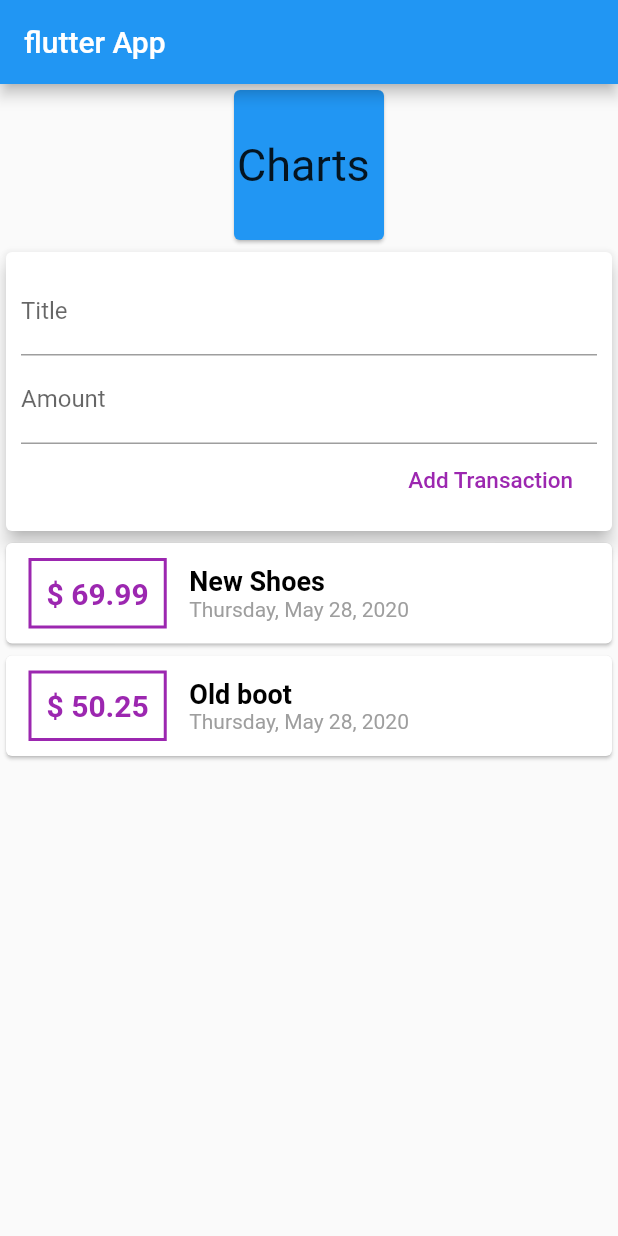
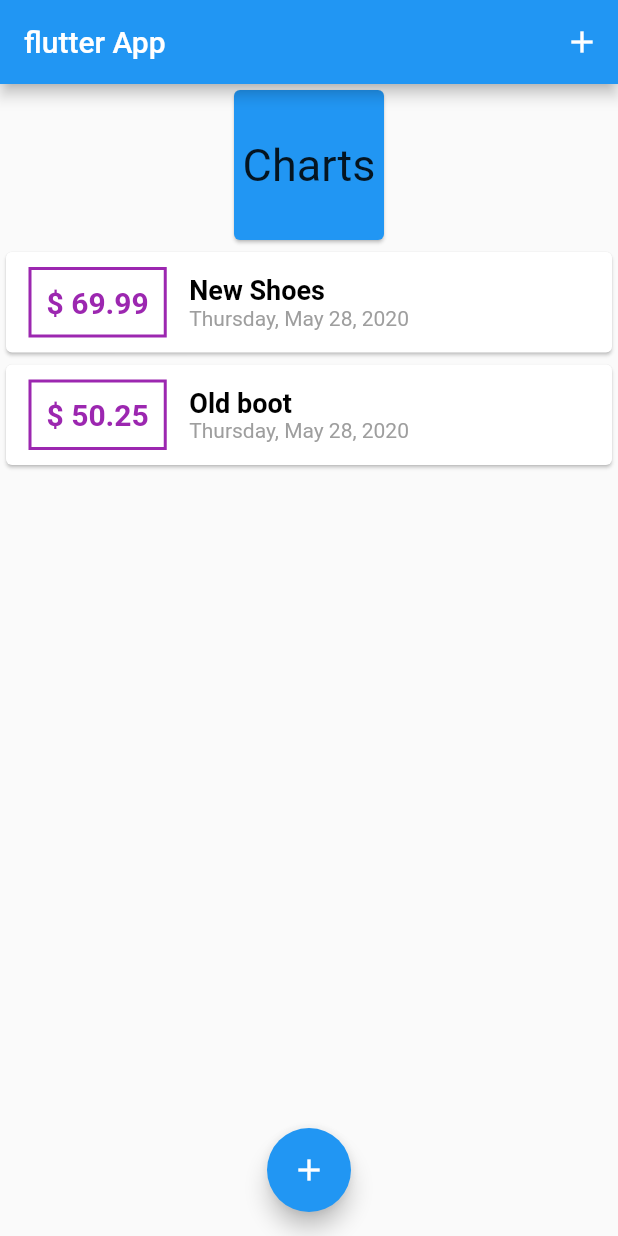
Before and after one commit to MahmoudElmaghraby/personal_expenses_app, a Flutter app: the screen it shows after launch, on a phone screen of 412 x 824 dp. Run offline on Flutter 3.47's test engine with Material 2 defaults, Android fonts, the phone set to English and light mode, and no system bars.

Commit message:
second commit

```diff
--- a/lib/main.dart
+++ b/lib/main.dart
@@ -1,19 +1,77 @@
 import 'package:flutter/material.dart';
-import 'package:personal_expenses_app/wedgets/user_transactions.dart';
+
+import './wedgets/new_transaction.dart';
+import './wedgets/transaction_list.dart';
+import './models/transaction.dart';
 
 void main() {
   runApp(MyApp());
 }
 
-class MyApp extends StatelessWidget {
+class MyApp extends StatefulWidget {
   // This widget is the root of your application.
 
 /*
   String titleInput;
   String amountInput;
 */
-  final titleController = TextEditingController();
-  final amountController = TextEditingController();
+  @override
+  _MyAppState createState() => _MyAppState();
+}
+
+class _MyAppState extends State<MyApp> {
+
+  final List<Transaction> _userTransactions = [
+    Transaction(
+      id: 't1',
+      title: 'New Shoes',
+      amount: 69.99,
+      date: DateTime.now(),
+    ),
+    Transaction(
+      id: 't2',
+      title: 'Old boot',
+      amount: 50.25,
+      date: DateTime.now(),
+    ),
+  ];
+
+  void _addNewTransaction(String title, double amount) {
+    final newTransaction = Transaction(
+      id: DateTime.now().toString(),
+      title: title,
+      amount: amount,
+      date: DateTime.now(),
+    );
+
+    setState(() {
+      _userTransactions.add(newTransaction);
+    });
+  }
+
+  void _startAddNewTransaction(BuildContext ctx) {
+    showModalBottomSheet(
+      context: ctx,
+      builder: (_) {
+        return GestureDetector(
+          onTap: () {},
+          child: NewTransaction(_addNewTransaction),
+          behavior: HitTestBehavior.opaque,
+        );
+      },
+    );
+  }
+
+/*
+  void _startAddNewTransaction(BuildContext ctx) {
+    showModalBottomSheet(
+      context: ctx,
+      builder: (_) {
+        return NewTransaction(_addNewTransaction);
+      },
+    );
+  }
+  */
 
   @override
   Widget build(BuildContext context) {
@@ -23,6 +81,12 @@ class MyApp extends StatelessWidget {
       home: Scaffold(
         appBar: AppBar(
           title: Text('flutter App'),
+          actions: <Widget>[
+            IconButton(
+              icon: Icon(Icons.add),
+              onPressed: () => _startAddNewTransaction(context),
+            )
+          ],
         ),
         body: SingleChildScrollView(
           child: Column(
@@ -34,14 +98,19 @@ class MyApp extends StatelessWidget {
                   height: 100,
                   alignment: Alignment.center,
                   child: Text(
-                    'Charts ',
+                    'Charts',
                     style: TextStyle(fontSize: 30),
                   ),
                 ),
               ),
-              UserTransactions(),
+              TransactionList(_userTransactions),
             ],
           ),
+        ),
+        floatingActionButtonLocation: FloatingActionButtonLocation.centerFloat,
+        floatingActionButton: FloatingActionButton(
+          onPressed: () => _startAddNewTransaction(context),
+          child: Icon(Icons.add),
         ),
       ),
     );
--- a/lib/wedgets/transaction_list.dart
+++ b/lib/wedgets/transaction_list.dart
@@ -9,9 +9,10 @@ class TransactionList extends StatelessWidget {
 
   @override
   Widget build(BuildContext context) {
-    return Column(
-      children: transactions.map(
-        (tx) {
+    return Container(
+      height: 300,
+      child: ListView.builder(
+        itemBuilder: (ctx, index) {
           return Card(
             child: Row(
               children: <Widget>[
@@ -28,7 +29,7 @@ class TransactionList extends StatelessWidget {
                   ),
                   padding: EdgeInsets.all(10),
                   child: Text(
-                    '\$ ${tx.amount}',
+                    '\$ ${transactions[index].amount.toStringAsFixed(2)}',
                     style: TextStyle(
                       fontWeight: FontWeight.bold,
                       fontSize: 20,
@@ -40,7 +41,7 @@ class TransactionList extends StatelessWidget {
                   crossAxisAlignment: CrossAxisAlignment.start,
                   children: <Widget>[
                     Text(
-                      tx.title,
+                      transactions[index].title,
                       style: TextStyle(
                         fontWeight: FontWeight.bold,
                         fontSize: 18,
@@ -48,7 +49,7 @@ class TransactionList extends StatelessWidget {
                       ),
                     ),
                     Text(
-                      DateFormat.yMMMMEEEEd().format(tx.date),
+                      DateFormat.yMMMMEEEEd().format(transactions[index].date),
                       style: TextStyle(
                         color: Colors.grey,
                       ),
@@ -59,7 +60,8 @@ class TransactionList extends StatelessWidget {
             ),
           );
         },
-      ).toList(),
+        itemCount: transactions.length,
+      ),
     );
   }
 }
--- a/lib/wedgets/user_transactions.dart
+++ /dev/null
@@ -1,50 +0,0 @@
-import 'package:flutter/material.dart';
-
-import 'package:personal_expenses_app/wedgets/new_transaction.dart';
-import 'package:personal_expenses_app/wedgets/transaction_list.dart';
-import 'package:personal_expenses_app/models/transaction.dart';
-
-class UserTransactions extends StatefulWidget {
-  @override
-  _UserTransactionsState createState() => _UserTransactionsState();
-}
-
-class _UserTransactionsState extends State<UserTransactions> {
-  final List<Transaction> _userTransactions = [
-    Transaction(
-      id: 't1',
-      title: 'New Shoes',
-      amount: 69.99,
-      date: DateTime.now(),
-    ),
-    Transaction(
-      id: 't2',
-      title: 'Old boot',
-      amount: 50.25,
-      date: DateTime.now(),
-    ),
-  ];
-
-  void _addNewTransaction(String title, double amount) {
-    final newTransaction = Transaction(
-      id: DateTime.now().toString(),
-      title: title,
-      amount: amount,
-      date: DateTime.now(),
-    );
-
-    setState(() {
-      _userTransactions.add(newTransaction);
-    });
-  }
-
-  @override
-  Widget build(BuildContext context) {
-    return Column(
-      children: <Widget>[
-        NewTransaction(_addNewTransaction),
-        TransactionList(_userTransactions),
-      ],
-    );
-  }
-}
```
Also changed, not shown: lib/wedgets/new_transaction.dart (+27 -10 lines).
